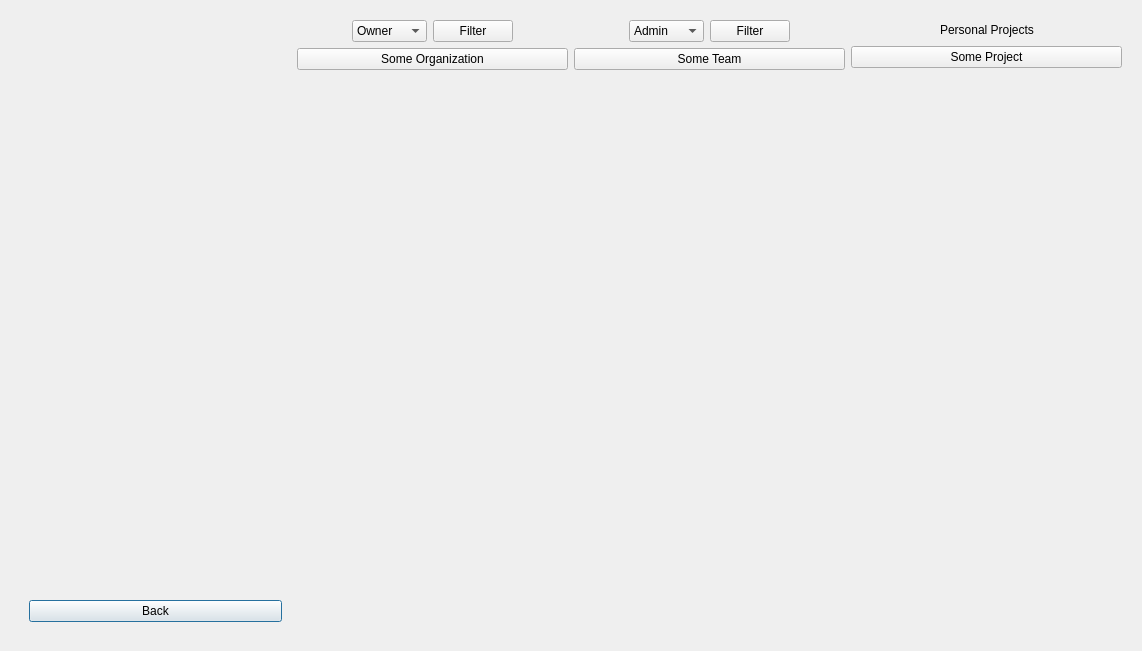
First picture: the form in Client/dashboard.ui, repository amirsoleimani7/AP_Project, before the edit.
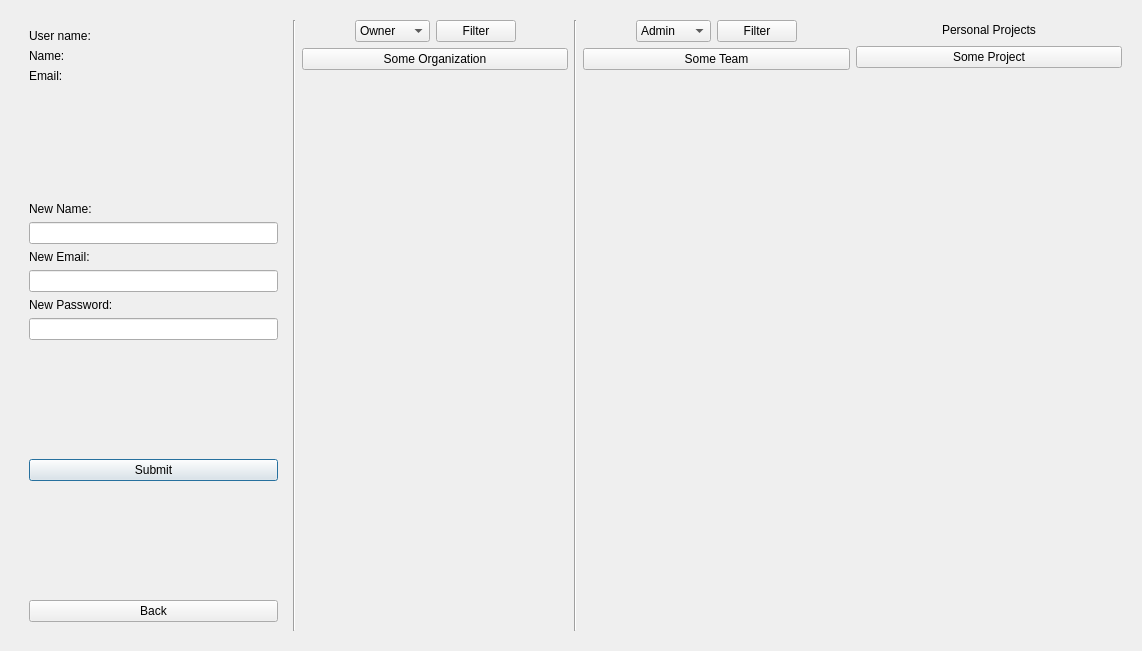
Second picture: the form after the edit. The open tabs and pages were chosen to show the change.

Commit message: Profile Page added

What changed in the file:
```diff
--- a/Client/dashboard.ui
+++ b/Client/dashboard.ui
@@ -16,6 +16,9 @@
   <layout class="QHBoxLayout" name="horizontalLayout_2">
    <item>
     <widget class="QStackedWidget" name="MainStack">
+     <property name="styleSheet">
+      <string notr="true"/>
+     </property>
      <property name="currentIndex">
       <number>0</number>
      </property>
@@ -28,6 +31,90 @@
          </property>
          <widget class="QWidget" name="HomeProfilePage">
           <layout class="QVBoxLayout" name="verticalLayout_6">
+           <item>
+            <widget class="QLabel" name="ProfileUserNameLabel">
+             <property name="text">
+              <string>User name:</string>
+             </property>
+            </widget>
+           </item>
+           <item>
+            <widget class="QLabel" name="ProfileNameLabel">
+             <property name="text">
+              <string>Name:</string>
+             </property>
+            </widget>
+           </item>
+           <item>
+            <widget class="QLabel" name="ProfileEmailLabel">
+             <property name="text">
+              <string>Email:</string>
+             </property>
+            </widget>
+           </item>
+           <item>
+            <spacer name="verticalSpacer_50">
+             <property name="orientation">
+              <enum>Qt::Vertical</enum>
+             </property>
+             <property name="sizeHint" stdset="0">
+              <size>
+               <width>20</width>
+               <height>40</height>
+              </size>
+             </property>
+            </spacer>
+           </item>
+           <item>
+            <widget class="QLabel" name="label_15">
+             <property name="text">
+              <string>New Name:</string>
+             </property>
+            </widget>
+           </item>
+           <item>
+            <widget class="QLineEdit" name="ProfileNewNameLineEdit"/>
+           </item>
+           <item>
+            <widget class="QLabel" name="label_16">
+             <property name="text">
+              <string>New Email:</string>
+             </property>
+            </widget>
+           </item>
+           <item>
+            <widget class="QLineEdit" name="ProfileNewEmail"/>
+           </item>
+           <item>
+            <widget class="QLabel" name="label_17">
+             <property name="text">
+              <string>New Password:</string>
+             </property>
+            </widget>
+           </item>
+           <item>
+            <widget class="QLineEdit" name="ProfileNewPassLineEdit"/>
+           </item>
+           <item>
+            <spacer name="verticalSpacer_51">
+             <property name="orientation">
+              <enum>Qt::Vertical</enum>
+             </property>
+             <property name="sizeHint" stdset="0">
+              <size>
+               <width>20</width>
+               <height>40</height>
+              </size>
+             </property>
+            </spacer>
+           </item>
+           <item>
+            <widget class="QPushButton" name="HomeProfileChangeButton">
+             <property name="text">
+              <string>Submit</string>
+             </property>
+            </widget>
+           </item>
            <item>
             <spacer name="verticalSpacer_48">
              <property name="orientation">
@@ -300,6 +387,13 @@
          </widget>
         </widget>
        </item>
+       <item>
+        <widget class="Line" name="line">
+         <property name="orientation">
+          <enum>Qt::Vertical</enum>
+         </property>
+        </widget>
+       </item>
        <item>
         <layout class="QVBoxLayout" name="HomeOrgListLayout">
          <item>
@@ -375,6 +469,13 @@
          </item>
         </layout>
        </item>
+       <item>
+        <widget class="Line" name="line_2">
+         <property name="orientation">
+          <enum>Qt::Vertical</enum>
+         </property>
+        </widget>
+       </item>
        <item>
         <layout class="QVBoxLayout" name="HomeTeamsListLayout">
          <item>
```
